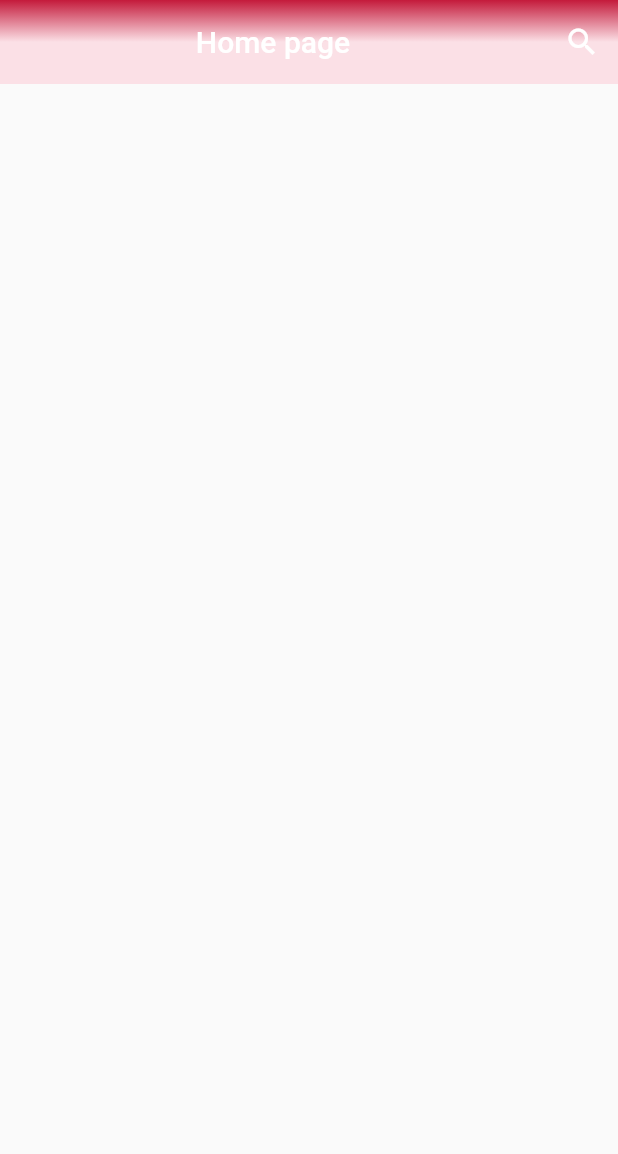
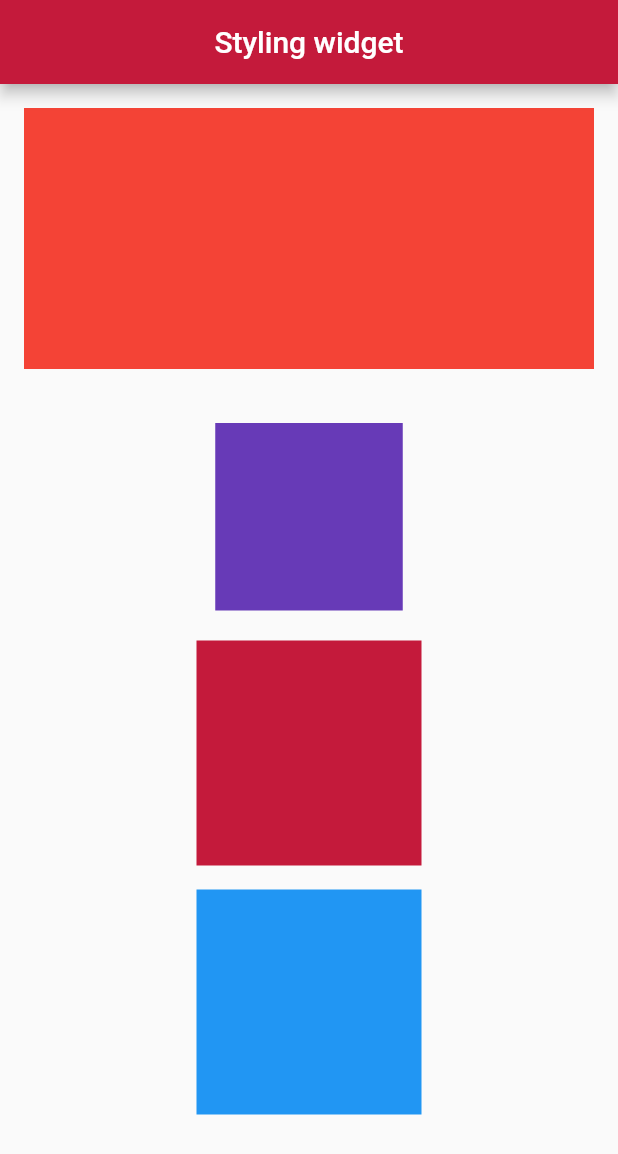
Before and after one commit to ThiemJson/Flutter_Widget, a Flutter app: the screen it shows after launch, on a phone screen of 412 x 824 dp. Shown: the top 1154 px of the screen. Run offline on Flutter 3.47's test engine with Material 2 defaults, Android fonts, the phone set to English and light mode, and no system bars.

Commit message:
buon ngur vl

```diff
--- a/lib/flutter_03_StylingWidget.dart
+++ b/lib/flutter_03_StylingWidget.dart
@@ -0,0 +1,115 @@
+import 'package:flutter/material.dart';
+import 'package:flutter/rendering.dart';
+
+class StylingWidget extends StatelessWidget {
+  @override
+  Widget build(BuildContext context) {
+    return MaterialApp(
+      debugShowCheckedModeBanner: false,
+      title: 'Text Widget',
+      theme: ThemeData(
+        primaryColor: Color(0xFFC41A3B),
+        primaryColorLight: Color(0xFFFBE0E6),
+        accentColor: Color(0xFF1B1F32),
+      ),
+      home: MyApp(),
+    );
+  }
+}
+
+class MyApp extends StatefulWidget {
+  @override
+  _MyAppState createState() => _MyAppState();
+}
+
+class _MyAppState extends State<MyApp> {
+  String title = "Styling widget";
+  double paddingValue = 20;
+  bool isLightTheme = true;
+  void animateedPadding(){
+    setState(() {
+      paddingValue == 20 ? paddingValue = 100 : paddingValue = 20;
+    });
+  }
+
+
+
+  @override
+  Widget build(BuildContext context) {
+    return Scaffold(
+      appBar: AppBar(
+        centerTitle: true,
+        title: Text(title, ),
+      ),
+      body: SingleChildScrollView(
+        child: Column(
+          children: <Widget>[
+            ConstrainedBox(
+              constraints: BoxConstraints(
+                maxHeight: MediaQuery.of(context).size.height / 4,
+                  maxWidth: MediaQuery.of(context).size.width
+              ),
+              child: Padding(
+                padding: const EdgeInsets.all(16.0),
+                child: Container(
+                  color: Colors.red,
+                ),
+              ),
+            ),
+            AnimatedPadding(
+              padding: EdgeInsets.all(paddingValue),
+              duration: Duration(seconds: 1),
+              curve: Curves.ease,
+              child: InkWell(
+                child: Container(
+                  width: 125,
+                  height: 125,
+                  color: Colors.deepPurple,
+                ),
+                onTap: (){
+                  setState(() {
+                    animateedPadding();
+                  });
+                },
+              ),
+            ),
+            Theme(
+              data: ThemeData(
+                primaryColor: Colors.purple
+              ),
+              child: Container(
+                width: 150,
+                height: 150,
+                color: Theme.of(context).primaryColor,
+              ),
+            ),
+            Padding(
+              padding: const EdgeInsets.all(16.0),
+              child: AnimatedTheme(
+                duration: Duration(seconds: 5),
+                data: isLightTheme ? ThemeData.light() : ThemeData.dark(),
+                curve: Curves.fastLinearToSlowEaseIn,
+                child: Builder(
+                  builder: (context){
+                    return InkWell(
+                      onTap: (){
+                        setState(() {
+                          isLightTheme = !isLightTheme;
+                        });
+                      },
+                      child: Container(
+                        width: 150,
+                        height: 150,
+                        color: Theme.of(context).primaryColor,
+                      ),
+                    );
+                  },
+                ),
+              ),
+            )
+          ],
+        ),
+      ),
+    );
+  }
+}
--- a/lib/main.dart
+++ b/lib/main.dart
@@ -1,4 +1,6 @@
 import 'package:flutter/material.dart';
+import 'package:flutter_widget/flutter_03_StylingWidget.dart';
 import './flutter_01_appbartitle/AppBartTitle.dart';
+import './flutter_02_TextWidget/TextWidget.dart';
 
-void main()=>runApp(AppBarTitle());
+void main()=>runApp(StylingWidget());
```
